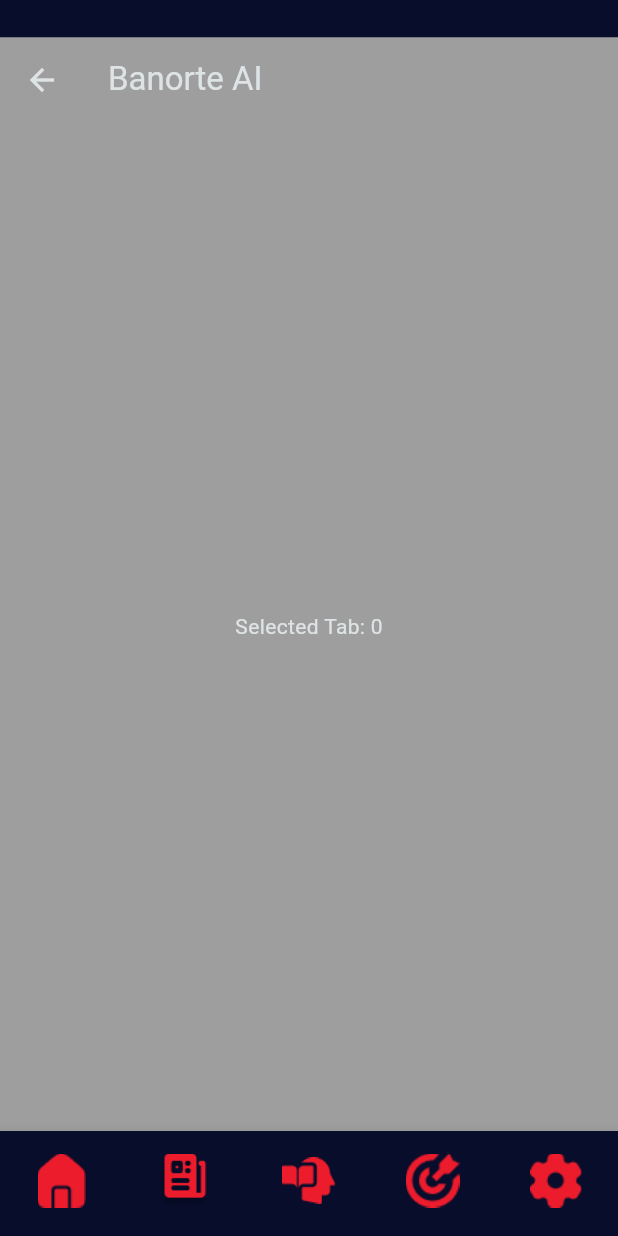
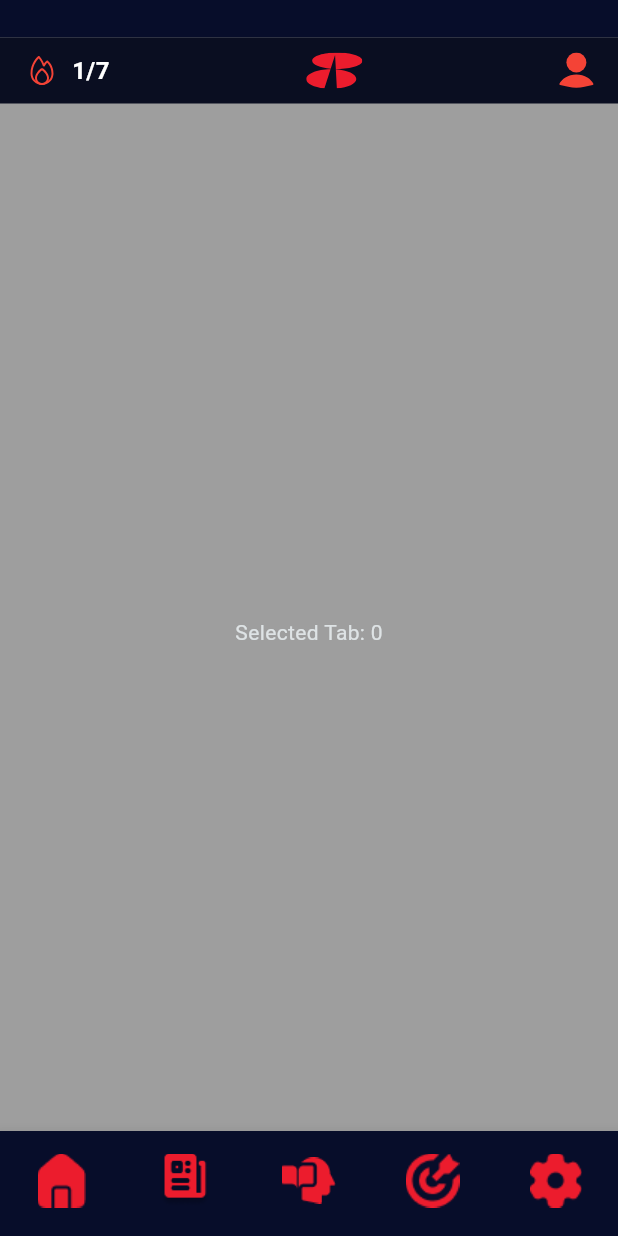
Before and after one commit to zam-cv/banorte, a Flutter app: the Home screen opened by its route, on a phone screen of 412 x 824 dp. Run offline on Flutter 3.47's test engine with Material 3 defaults, Android fonts, the phone set to English and light mode, and no system bars; our stand-ins replace flutter_svg; Roboto replaces fonts that are missing (NotoSans).

Commit message:
Add: header

```diff
--- a/app/lib/screens/home.dart
+++ b/app/lib/screens/home.dart
@@ -1,5 +1,6 @@
 import 'package:flutter/material.dart';
 import '../widgets/custom_nav.dart'; // Asegúrate de importar el archivo donde creaste el CustomNavBar
+import '../widgets/header_home.dart'; // Asegúrate de importar el archivo donde creaste el HeaderHome
 
 class Home extends StatefulWidget {
   const Home({super.key});
@@ -21,11 +22,21 @@
   @override
   Widget build(BuildContext context) {
     return Scaffold(
-      appBar: AppBar(
-        title: const Text('Banorte AI'),
-      ),
-      body: Center(
-        child: Text('Selected Tab: $_selectedIndex'),
+      body: Column(
+        children: [
+          // Agregamos el HeaderHome en la parte superior del cuerpo
+          HeaderHome(
+            number: _selectedIndex +
+                1, // Ejemplo: pasamos el número que deseas mostrar
+          ),
+          const SizedBox(
+              height: 20), // Espacio entre el header y el contenido principal
+          Expanded(
+            child: Center(
+              child: Text('Selected Tab: $_selectedIndex'),
+            ),
+          ),
+        ],
       ),
       bottomNavigationBar: CustomNavBar(
         onTabSelected: _onItemTapped,
--- a/app/lib/widgets/date_birth_fields.dart
+++ b/app/lib/widgets/date_birth_fields.dart
@@ -3,7 +3,7 @@
 import 'package:app/widgets/custom_num_field.dart'; // Asumo que este widget está basado en el TextField
 
 class DateOfBirthFields extends StatelessWidget {
-  const DateOfBirthFields({Key? key}) : super(key: key);
+  const DateOfBirthFields({super.key});
 
   @override
   Widget build(BuildContext context) {
--- /dev/null
+++ b/app/lib/widgets/header_home.dart
@@ -0,0 +1,57 @@
+import 'package:flutter/material.dart';
+import 'package:flutter_svg/flutter_svg.dart';
+
+class HeaderHome extends StatelessWidget {
+  final int number;
+
+  const HeaderHome({
+    super.key,
+    required this.number,
+  });
+
+  @override
+  Widget build(BuildContext context) {
+    // Cálculo para el numerador y denominador
+    int denominator = (number <= 7) ? 7 : ((number ~/ 7) * 7);
+
+    return Container(
+      padding: const EdgeInsets.symmetric(horizontal: 16.0, vertical: 10.0),
+      color: const Color(0xFF0A0E21), // Color de fondo oscuro como en la imagen
+      child: Row(
+        mainAxisAlignment: MainAxisAlignment.spaceBetween,
+        children: [
+          // Icono de fuego (lado izquierdo)
+          Row(
+            children: [
+              SvgPicture.asset(
+                'assets/fire.svg', // Ruta del icono fire.svg
+                height: 24, // Ajusta el tamaño del icono
+                color: Colors.red, // Color rojo para el icono
+              ),
+              const SizedBox(width: 8), // Espacio entre el icono y el texto
+              Text(
+                '$number/$denominator',
+                style: const TextStyle(
+                  color: Colors.white,
+                  fontSize: 16,
+                  fontWeight: FontWeight.bold,
+                ),
+              ),
+            ],
+          ),
+          // Logo (centro)
+          SvgPicture.asset(
+            'assets/logo.svg', // Ruta del logo.svg
+            height: 24, // Ajusta el tamaño del logo
+          ),
+          // Icono de usuario (lado derecho)
+          SvgPicture.asset(
+            'assets/user.svg', // Ruta del icono user.svg
+            height: 24, // Ajusta el tamaño del icono
+            color: Colors.red, // Color rojo para el icono
+          ),
+        ],
+      ),
+    );
+  }
+}
--- a/app/pubspec.yaml
+++ b/app/pubspec.yaml
@@ -68,6 +68,8 @@
     - assets/settings_icon.png
     - assets/cross.png
     - assets/noticia_muestra.png
+    - assets/fire.svg
+    - assets/user.svg
   #   - images/a_dot_ham.jpeg
 
   # An image asset can refer to one or more resolution-specific "variants", see
```
Also changed, not shown: app/assets/fire.svg (added), app/assets/user.svg (added).
